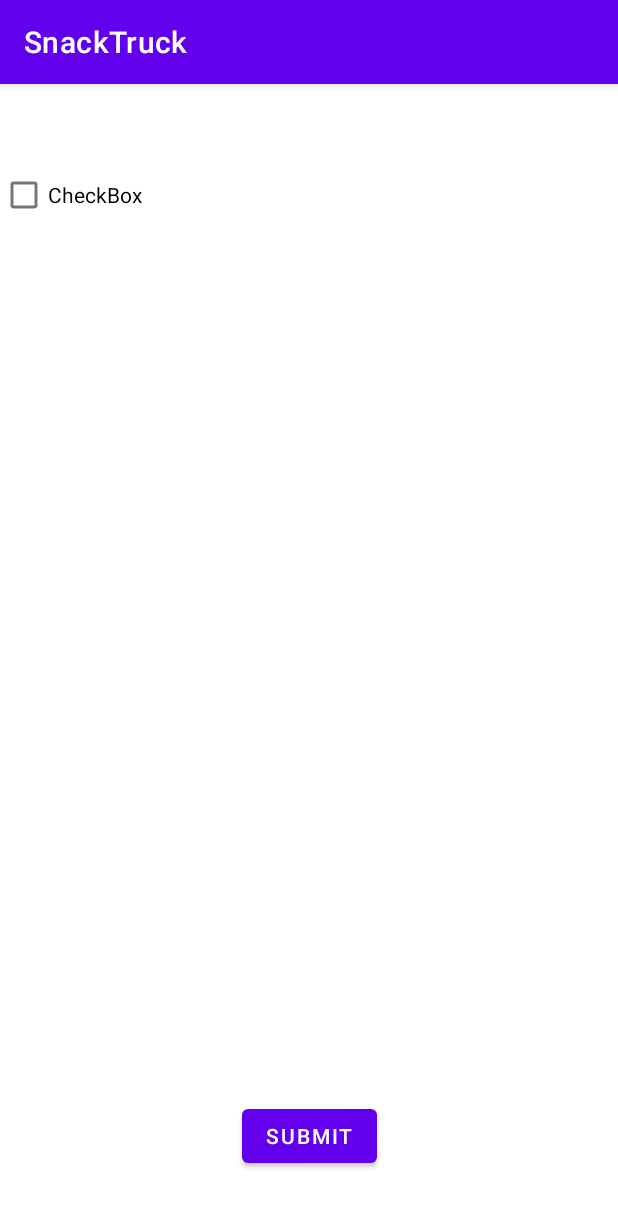
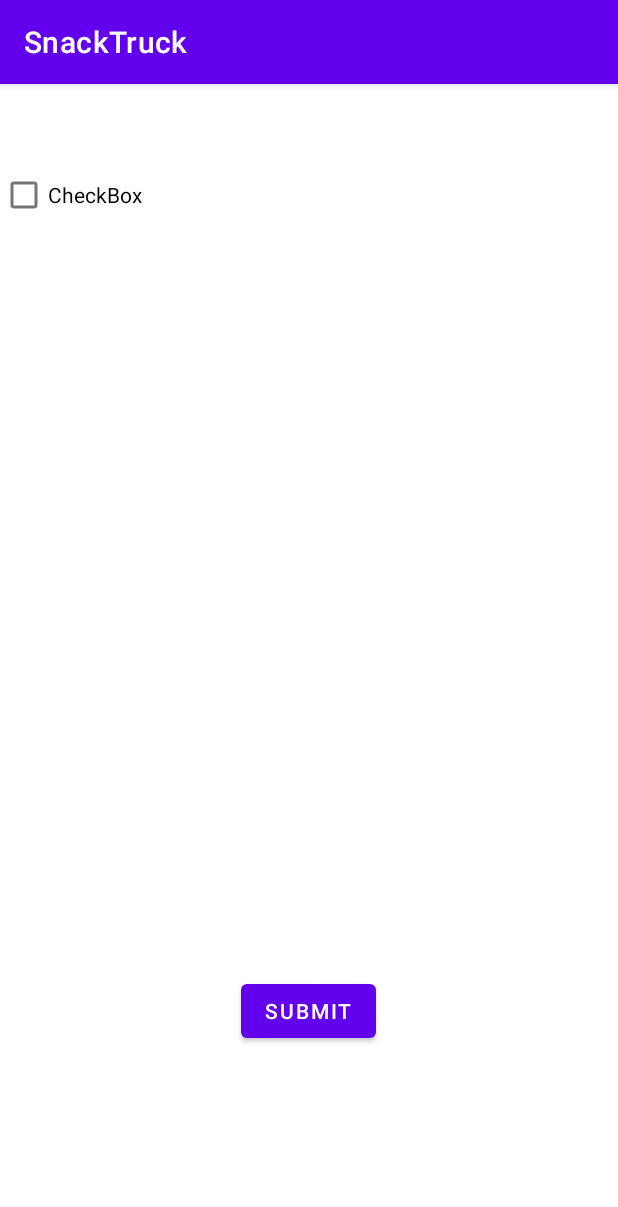
Before and after one commit to ang-lam/SnackTruck, an Android app: the screen it shows after launch (MainActivity), on a phone screen of 412 x 824 dp. Shown: the top 1207 px of the screen. Run offline under Robolectric (Android 15) with nearby library versions, the phone set to English and light mode, and no system bars.

```diff
--- a/app/src/main/java/com/example/snacktruck/MainActivity.java
+++ b/app/src/main/java/com/example/snacktruck/MainActivity.java
@@ -3,12 +3,27 @@ package com.example.snacktruck;
 import androidx.appcompat.app.AppCompatActivity;
 
 import android.os.Bundle;
+import android.view.View;
+import android.widget.Button;
+import android.widget.Toast;
 
 public class MainActivity extends AppCompatActivity {
+
+    Button submit_button;
 
     @Override
     protected void onCreate(Bundle savedInstanceState) {
         super.onCreate(savedInstanceState);
         setContentView(R.layout.activity_main);
+
+        submit_button = findViewById(R.id.btn_submit);
+
+        //click listener for button
+        submit_button.setOnClickListener(new View.OnClickListener() {
+            @Override
+            public void onClick(View view) {
+                Toast.makeText(MainActivity.this, "You submitted your order!", Toast.LENGTH_SHORT).show();
+            }
+        });
     }
 }
--- a/app/src/main/res/layout/activity_main.xml
+++ b/app/src/main/res/layout/activity_main.xml
@@ -13,9 +13,10 @@
         android:text="Submit"
         app:layout_constraintBottom_toBottomOf="parent"
         app:layout_constraintEnd_toEndOf="parent"
+        app:layout_constraintHorizontal_bias="0.498"
         app:layout_constraintStart_toStartOf="parent"
         app:layout_constraintTop_toTopOf="parent"
-        app:layout_constraintVertical_bias="0.941" />
+        app:layout_constraintVertical_bias="0.825" />
 
     <CheckBox
         android:id="@+id/checkBox"
```
